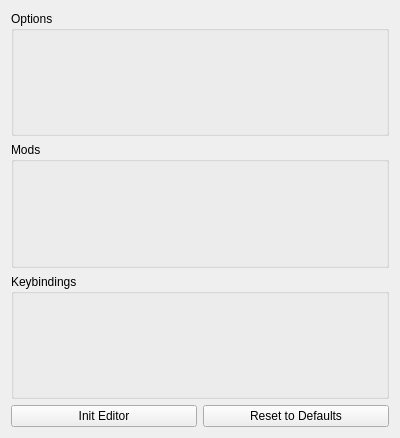
Old version of the form ui/OptionsTab.ui in the repository Squirtle/lazy-newb-pack-qt.
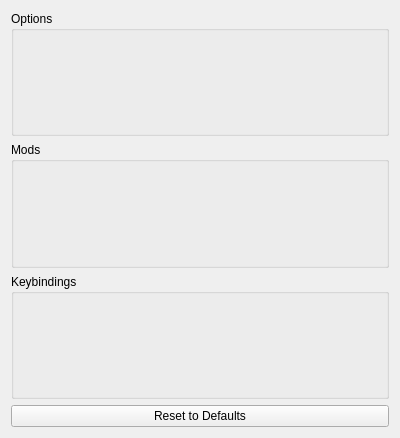
New version of the form.

Commit message: Add very basic syntax highlighting to the init editor

```diff
--- a/ui/OptionsTab.ui
+++ b/ui/OptionsTab.ui
@@ -37,13 +37,6 @@
    </item>
    <item>
     <layout class="QHBoxLayout" name="horizontalLayout">
-     <item>
-      <widget class="QPushButton" name="initEditButton">
-       <property name="text">
-        <string>Init Editor</string>
-       </property>
-      </widget>
-     </item>
      <item>
       <widget class="QPushButton" name="resetButton">
        <property name="text">
```
The commit also changes 7 other files.
